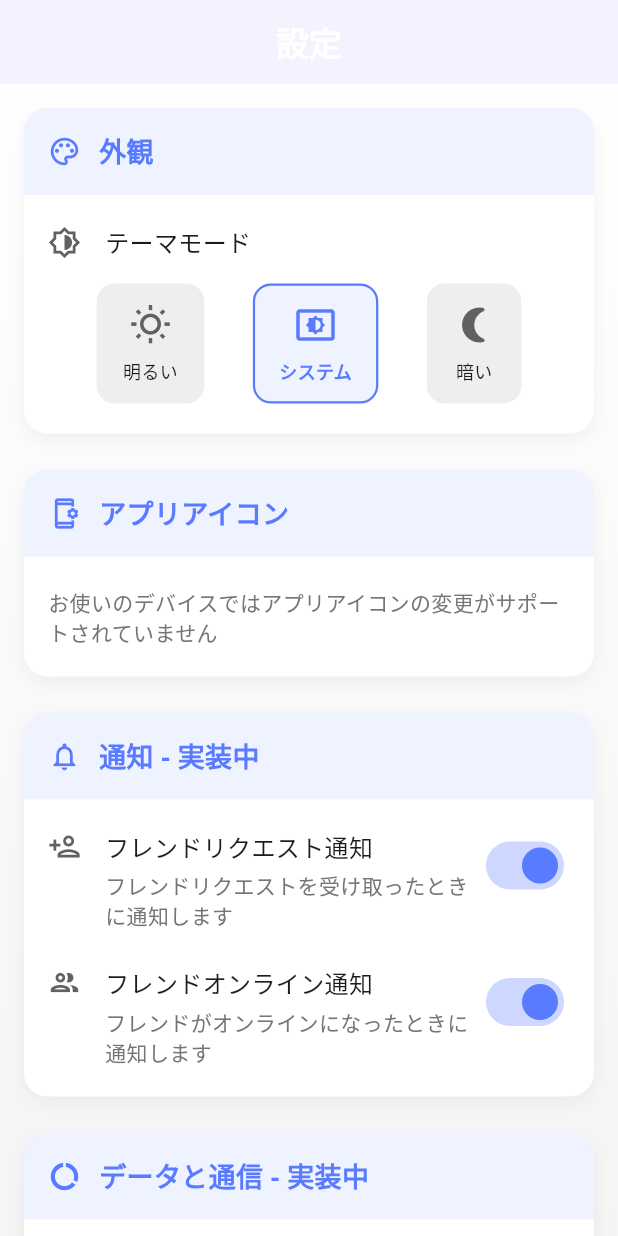
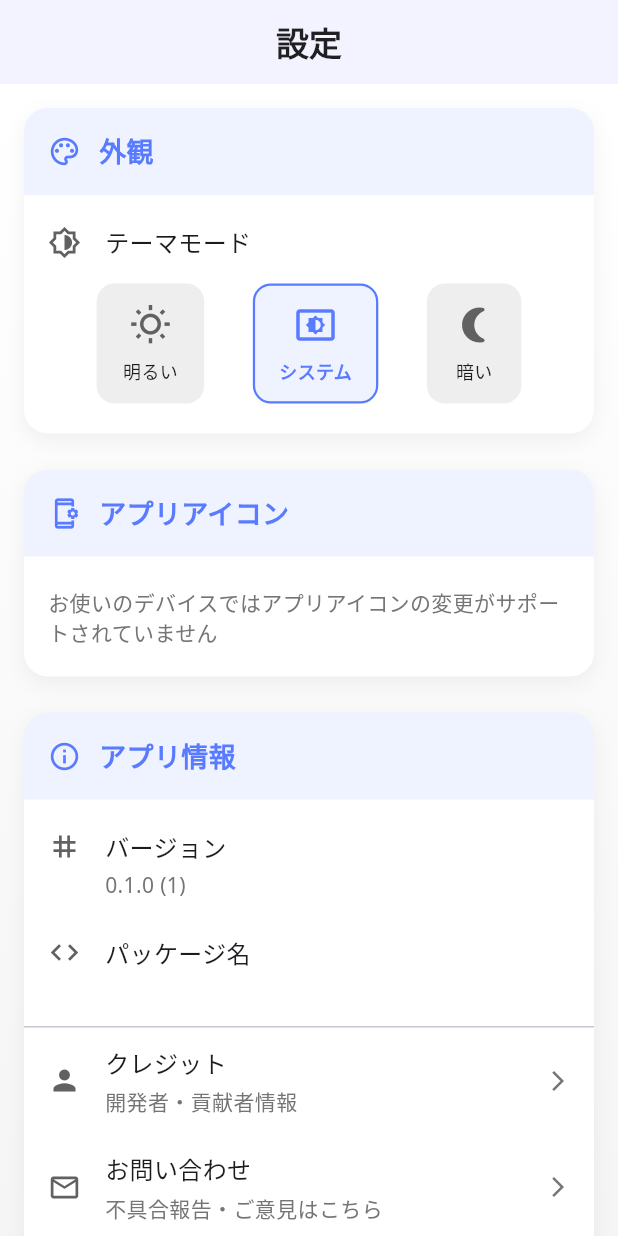
Before and after one commit to AmaotoRaining/VRCN, a Flutter app: the SettingsPage screen opened by its route, on a phone screen of 412 x 824 dp. Run offline on Flutter 3.47's test engine with Material 3 defaults, Android fonts, the phone set to English and light mode, and no system bars; our stand-ins replace cached_network_image, firebase_analytics, firebase_core, flutter_animate, flutter_cache_manager, flutter_dotenv and 9 more; missing offline and left inert: favicon, flutter_dynamic_icon_plus, otp, vrchat_dart; accounts and stored records are empty.

Commit message:
feat: 複数のデバイス用のデバッグ構成を追加し、UIの色指定を改善

```diff
--- a/lib/pages/settings_page.dart
+++ b/lib/pages/settings_page.dart
@@ -63,7 +63,10 @@ class _SettingsPageState extends ConsumerState<SettingsPage>
       appBar: AppBar(
         title: Text(
           '設定',
-          style: GoogleFonts.notoSans(fontWeight: FontWeight.bold),
+          style: GoogleFonts.notoSans(
+            fontWeight: FontWeight.bold,
+            color: isDarkMode ? Colors.white : Colors.black87, // 明示的に色を指定
+          ),
         ),
         centerTitle: true,
         elevation: 0,
@@ -71,6 +74,8 @@ class _SettingsPageState extends ConsumerState<SettingsPage>
             isDarkMode
                 ? const Color(0xFF1E1E1E)
                 : AppTheme.primaryColor.withAlpha(13),
+        // または全体のテキスト色を設定
+        foregroundColor: isDarkMode ? Colors.white : Colors.black87,
       ),
       body: FadeTransition(
         opacity: _fadeAnimation,
@@ -107,77 +112,77 @@ class _SettingsPageState extends ConsumerState<SettingsPage>
 
               const SizedBox(height: 24),
 
-              // 通知設定
-              _buildSettingsSection(
-                title: '通知 - 実装中',
-                icon: Icons.notifications_outlined,
-                children: [
-                  _buildSwitchSetting(
-                    icon: Icons.person_add_outlined,
-                    title: 'フレンドリクエスト通知',
-                    subtitle: 'フレンドリクエストを受け取ったときに通知します',
-                    value: settings.notifyNewFriendRequests,
-                    onChanged: (value) {
-                      ref
-                          .read(settingsProvider.notifier)
-                          .setNotifyNewFriendRequests(value);
-                    },
-                    isDarkMode: isDarkMode,
-                  ),
-                  _buildSwitchSetting(
-                    icon: Icons.people_outlined,
-                    title: 'フレンドオンライン通知',
-                    subtitle: 'フレンドがオンラインになったときに通知します',
-                    value: settings.notifyFriendOnline,
-                    onChanged: (value) {
-                      ref
-                          .read(settingsProvider.notifier)
-                          .setNotifyFriendOnline(value);
-                    },
-                    isDarkMode: isDarkMode,
-                  ),
-                ],
-              ),
+              // TODO: 通知設定
+              // _buildSettingsSection(
+              //   title: '通知',
+              //   icon: Icons.notifications_outlined,
+              //   children: [
+              //     _buildSwitchSetting(
+              //       icon: Icons.person_add_outlined,
+              //       title: 'フレンドリクエスト通知',
+              //       subtitle: 'フレンドリクエストを受け取ったときに通知します',
+              //       value: settings.notifyNewFriendRequests,
+              //       onChanged: (value) {
+              //         ref
+              //             .read(settingsProvider.notifier)
+              //             .setNotifyNewFriendRequests(value);
+              //       },
+              //       isDarkMode: isDarkMode,
+              //     ),
+              //     _buildSwitchSetting(
+              //       icon: Icons.people_outlined,
+              //       title: 'フレンドオンライン通知',
+              //       subtitle: 'フレンドがオンラインになったときに通知します',
+              //       value: settings.notifyFriendOnline,
+              //       onChanged: (value) {
+              //         ref
+              //             .read(settingsProvider.notifier)
+              //             .setNotifyFriendOnline(value);
+              //       },
+              //       isDarkMode: isDarkMode,
+              //     ),
+              //   ],
+              // ),
 
-              const SizedBox(height: 24),
+              // const SizedBox(height: 24),
 
-              // データと通信設定
-              _buildSettingsSection(
-                title: 'データと通信 - 実装中',
-                icon: Icons.data_usage_outlined,
-                children: [
-                  _buildSwitchSetting(
-                    icon: Icons.wifi_outlined,
-                    title: 'Wi-Fi接続時のみ画像を読み込む',
-                    subtitle: 'モバイルデータ通信量を節約します',
-                    value: settings.loadImageOnWifi,
-                    onChanged: (value) {
-                      ref
-                          .read(settingsProvider.notifier)
-                          .setLoadImageOnWifi(value);
-                    },
-                    isDarkMode: isDarkMode,
-                  ),
-                  _buildSliderSetting(
-                    icon: Icons.storage_outlined,
-                    title: 'フレンドキャッシュ上限',
-                    subtitle: 'キャッシュするフレンド情報の最大数',
-                    value: settings.maxFriendCache.toDouble(),
-                    min: 100,
-                    max: 1000,
-                    divisions: 9,
-                    onChanged: (value) {
-                      ref
-                          .read(settingsProvider.notifier)
-                          .setMaxFriendCache(value.round());
-                    },
-                    valueDisplay: '${settings.maxFriendCache}人',
-                    isDarkMode: isDarkMode,
-                  ),
-                ],
-              ),
+              // TODO: データと通信設定
+              // _buildSettingsSection(
+              //   title: 'データと通信',
+              //   icon: Icons.data_usage_outlined,
+              //   children: [
+              //     _buildSwitchSetting(
+              //       icon: Icons.wifi_outlined,
+              //       title: 'Wi-Fi接続時のみ画像を読み込む',
+              //       subtitle: 'モバイルデータ通信量を節約します',
+              //       value: settings.loadImageOnWifi,
+              //       onChanged: (value) {
+              //         ref
+              //             .read(settingsProvider.notifier)
+              //             .setLoadImageOnWifi(value);
+              //       },
+              //       isDarkMode: isDarkMode,
+              //     ),
+              //     _buildSliderSetting(
+              //       icon: Icons.storage_outlined,
+              //       title: 'フレンドキャッシュ上限',
+              //       subtitle: 'キャッシュするフレンド情報の最大数',
+              //       value: settings.maxFriendCache.toDouble(),
+              //       min: 100,
+              //       max: 1000,
+              //       divisions: 9,
+              //       onChanged: (value) {
+              //         ref
+              //             .read(settingsProvider.notifier)
+              //             .setMaxFriendCache(value.round());
+              //       },
+              //       valueDisplay: '${settings.maxFriendCache}人',
+              //       isDarkMode: isDarkMode,
+              //     ),
+              //   ],
+              // ),
 
-              const SizedBox(height: 24),
+              // const SizedBox(height: 24),
 
               // アプリ情報
               if (_packageInfo != null)
--- a/lib/pages/tabs/user_search_tab.dart
+++ b/lib/pages/tabs/user_search_tab.dart
@@ -164,7 +164,7 @@ class _UserSearchTabState extends ConsumerState<UserSearchTab> {
                     shape: BoxShape.circle,
                     boxShadow: [
                       BoxShadow(
-                        color: Colors.black.withOpacity(0.1),
+                        color: Colors.black.withValues(alpha:0.1),
                         blurRadius: 4,
                         spreadRadius: 0,
                       ),
--- a/lib/pages/world_detail_page.dart
+++ b/lib/pages/world_detail_page.dart
@@ -60,7 +60,7 @@ class WorldDetailPage extends ConsumerWidget {
                 const SizedBox(height: 24),
                 _buildTags(context, world, isDarkMode),
                 const SizedBox(height: 32),
-                _buildActionButtons(context, world, isDarkMode, ref),
+                // _buildActionButtons(context, world, isDarkMode, ref),
               ],
             ),
           ),
@@ -354,7 +354,7 @@ class WorldDetailPage extends ConsumerWidget {
         Expanded(
           child: ElevatedButton.icon(
             onPressed: () {
-              // ワールドへの参加処理
+              // TODO: ワールドへの参加処理
               _joinWorld(context, world, ref);
             },
             icon: const Icon(Icons.public),
@@ -376,7 +376,7 @@ class WorldDetailPage extends ConsumerWidget {
         const SizedBox(width: 12),
         IconButton(
           onPressed: () {
-            // お気に入り登録処理
+            // TODO: お気に入り登録処理
             _toggleFavorite(context, world, ref);
           },
           icon: const Icon(Icons.favorite_border),
--- a/lib/widgets/app_bar.dart
+++ b/lib/widgets/app_bar.dart
@@ -62,6 +62,7 @@ class CustomAppBar extends ConsumerWidget implements PreferredSizeWidget {
                     style: GoogleFonts.notoSans(
                       fontWeight: FontWeight.bold,
                       fontSize: 20,
+                      color: isDarkMode ? Colors.white : Colors.black87,
                     ),
                   )
                   : const CircleAvatar(
--- a/pubspec.yaml
+++ b/pubspec.yaml
@@ -89,6 +89,7 @@ flutter:
     - path: .env
       flavors:
       - debug
+      - dev
 
 dependency_overrides:
   vrchat_dart_generated:
```
Also changed, not shown: lib/pages/avatars_page.dart (+23 -5 lines), lib/pages/group_detail_page.dart (+26 -26 lines), lib/pages/tabs/avatar_search_tab.dart (+5 -5 lines), lib/pages/tabs/group_search_tab.dart (+5 -5 lines), lib/pages/tabs/world_search_tab.dart (+6 -3 lines), lib/widgets/friend_location_group.dart (+21 -8 lines), 1 other file.
